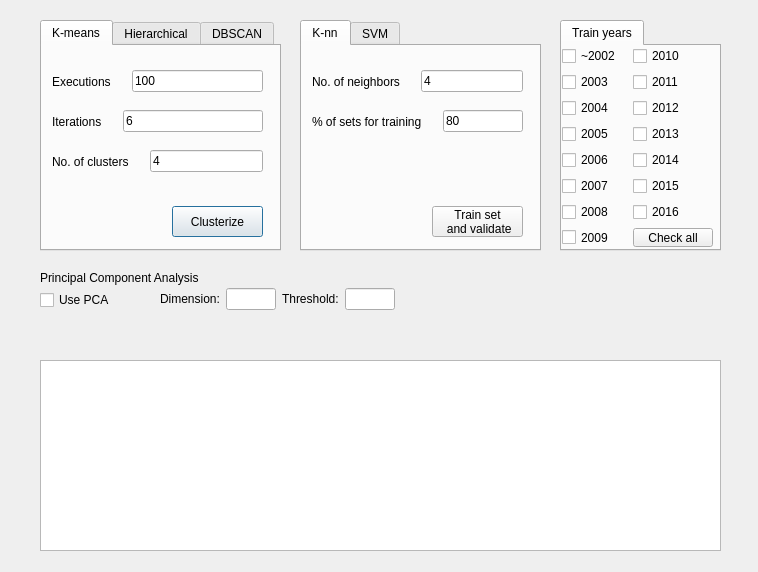
This is GUI/test_gui.ui in carchenilla/Extractor-and-learner---Nist-TFG as Qt 5 draws it before an edit. The edited form follows.
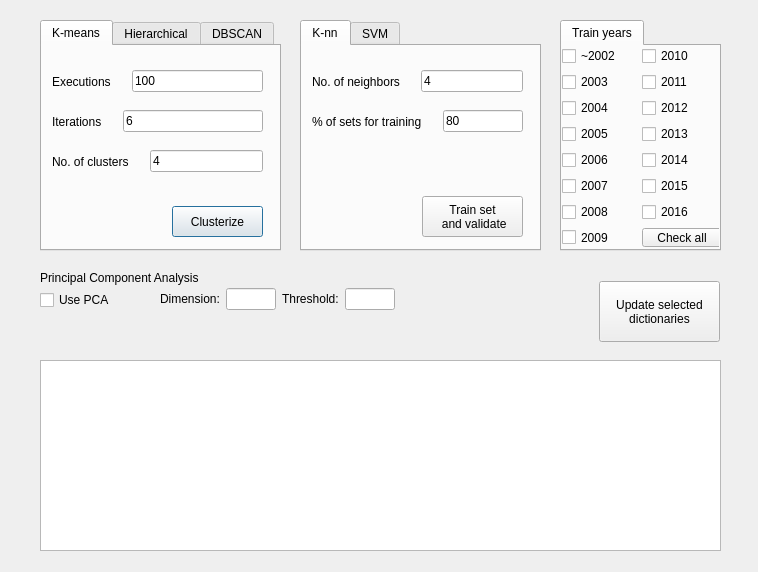
This is the edited form.

Diff of the .ui file:
```diff
--- a/GUI/test_gui.ui
+++ b/GUI/test_gui.ui
@@ -496,10 +496,10 @@
     <widget class="QPushButton" name="knnbutton">
      <property name="geometry">
       <rect>
-       <x>130</x>
-       <y>160</y>
-       <width>91</width>
-       <height>31</height>
+       <x>120</x>
+       <y>150</y>
+       <width>101</width>
+       <height>41</height>
       </rect>
      </property>
      <property name="text">
@@ -760,7 +760,7 @@
       <rect>
        <x>0</x>
        <y>0</y>
-       <width>151</width>
+       <width>160</width>
        <height>201</height>
       </rect>
      </property>
@@ -957,6 +957,20 @@
     </item>
    </layout>
   </widget>
+  <widget class="QPushButton" name="pushButton">
+   <property name="geometry">
+    <rect>
+     <x>599</x>
+     <y>281</y>
+     <width>121</width>
+     <height>61</height>
+    </rect>
+   </property>
+   <property name="text">
+    <string>Update selected
+dictionaries</string>
+   </property>
+  </widget>
  </widget>
  <resources/>
  <connections/>
```
